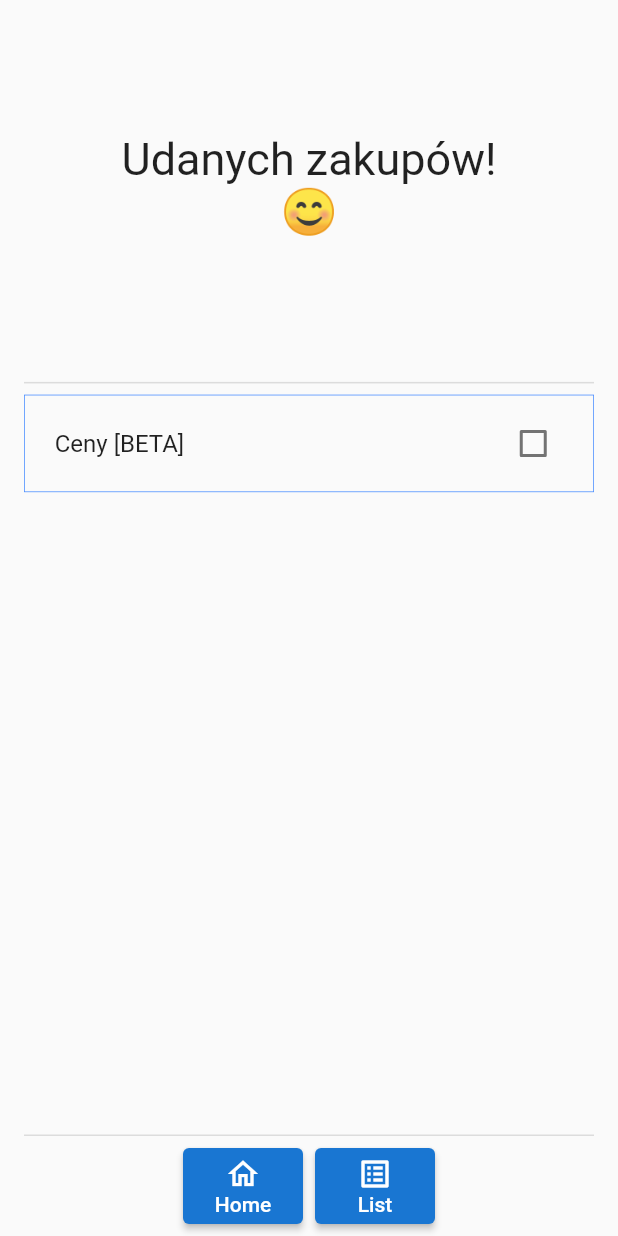
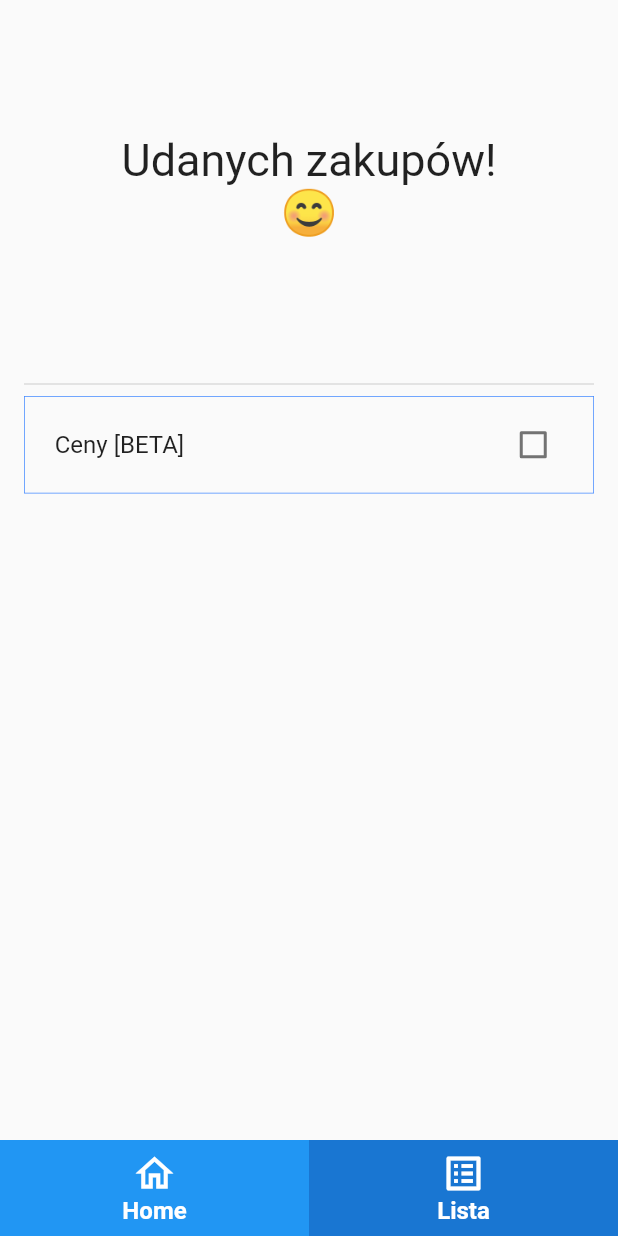
Before and after one commit to Szomti/Shopping, a Flutter app: the screen it shows after launch, on a phone screen of 412 x 824 dp. Run offline on Flutter 3.47's test engine with Material 2 defaults, Android fonts, the phone set to English and light mode, and no system bars; our stand-ins replace shared_preferences.

Commit message:
Better bottomWidgets, no rotation

```diff
--- a/lib/main.dart
+++ b/lib/main.dart
@@ -1,4 +1,5 @@
 import 'package:flutter/material.dart';
+import 'package:flutter/services.dart';
 import 'package:shopping/models/model_additional_options.dart';
 import 'package:shopping/view/main/screen_home.dart';
 import 'package:shopping/view/shopping_list/screen_shopping_list.dart';
@@ -12,6 +13,9 @@ class MyApp extends StatelessWidget {
 
   @override
   Widget build(BuildContext context) {
+    SystemChrome.setPreferredOrientations([
+      DeviceOrientation.portraitUp,
+    ]);
     return MaterialApp(
       initialRoute: HomeScreen.routeName,
       onGenerateRoute: (settings) {
--- a/lib/view/main/screen_home.dart
+++ b/lib/view/main/screen_home.dart
@@ -43,6 +43,7 @@ class _HomeScreenState extends State<HomeScreen> {
   @override
   Widget build(BuildContext context) {
     return BasicScaffold(
+      bottomWidgets: BottomWidgets(additionalOptions: _additionalOptions),
       body: Column(
         children: [
           const Expanded(
@@ -95,7 +96,6 @@ class _HomeScreenState extends State<HomeScreen> {
               ],
             ),
           ),
-          BottomWidgets(additionalOptions: _additionalOptions),
         ],
       ),
     );
@@ -109,11 +109,11 @@ class _HomeScreenState extends State<HomeScreen> {
   loadData() async {
     SharedPref sharedPref = SharedPref();
     try {
-      AdditionalOptionsModel additionalOptions =
+      AdditionalOptionsModel savedAdditionalOptions =
           AdditionalOptionsModel.fromJson(
               await sharedPref.read("additional_options"));
       setState(() {
-        _additionalOptions = additionalOptions;
+        _additionalOptions = savedAdditionalOptions;
       });
     } catch (_) {}
   }
--- a/lib/view/shopping_list/screen_shopping_list.dart
+++ b/lib/view/shopping_list/screen_shopping_list.dart
@@ -47,7 +47,7 @@ class _ShoppingListScreenState extends State<ShoppingListScreen> {
     fontWeight: FontWeight.w600,
     color: Colors.green.shade900.withOpacity(0.9),
   );
-  static final _itemTextStyle = const TextStyle(
+  static const _itemTextStyle = TextStyle(
     fontSize: 20.0,
   );
 
@@ -80,6 +80,7 @@ class _ShoppingListScreenState extends State<ShoppingListScreen> {
   Widget build(BuildContext context) {
     return BasicScaffold(
       alignment: Alignment.topLeft,
+      bottomWidgets: BottomWidgets(additionalOptions: additionalOptions),
       body: Column(
         children: [
           _verticalMargin,
@@ -103,7 +104,6 @@ class _ShoppingListScreenState extends State<ShoppingListScreen> {
           additionalOptions!.usersPrice == true
               ? _createTotalPrice()
               : const SizedBox.shrink(),
-          BottomWidgets(additionalOptions: additionalOptions),
         ],
       ),
     );
--- a/lib/widgets/basic_scaffold.dart
+++ b/lib/widgets/basic_scaffold.dart
@@ -3,10 +3,12 @@ import 'package:flutter/material.dart';
 class BasicScaffold extends StatefulWidget {
   static const double marginValue = 16.0;
   final Alignment? alignment;
+  final Widget? bottomWidgets;
   final Widget body;
 
   const BasicScaffold({
     this.alignment,
+    this.bottomWidgets,
     required this.body,
     Key? key,
   }) : super(key: key);
@@ -17,6 +19,8 @@ class BasicScaffold extends StatefulWidget {
 
 class _BasicScaffoldState extends State<BasicScaffold> {
   Alignment? get alignment => widget.alignment;
+
+  Widget get bottomWidgets => widget.bottomWidgets ?? const SizedBox.shrink();
 
   Widget get body => widget.body;
 
@@ -31,6 +35,9 @@ class _BasicScaffoldState extends State<BasicScaffold> {
         body: SafeArea(
           child: Align(
             alignment: Alignment.topLeft,
+            child: Column(
+              children: [
+                Expanded(
                   child: Padding(
                     padding: const EdgeInsets.symmetric(
                         horizontal: BasicScaffold.marginValue),
@@ -43,6 +50,10 @@ class _BasicScaffoldState extends State<BasicScaffold> {
                     ),
                   ),
                 ),
+                bottomWidgets,
+              ],
+            ),
+          ),
         ),
       ),
     );
--- a/lib/widgets/bottom_widgets.dart
+++ b/lib/widgets/bottom_widgets.dart
@@ -1,7 +1,8 @@
 import 'package:flutter/material.dart';
 import 'package:shopping/models/model_additional_options.dart';
 import 'package:shopping/view/shopping_list/screen_shopping_list.dart';
-import 'package:shopping/widgets/basic_scaffold.dart';
+
+enum MainPages { home, list }
 
 class BottomWidgets extends StatefulWidget {
   final AdditionalOptionsModel? additionalOptions;
@@ -16,39 +17,41 @@ class BottomWidgets extends StatefulWidget {
 }
 
 class _BottomWidgetsState extends State<BottomWidgets> {
-  static const _divider = Divider(
-    thickness: 1.0,
-    height: 0.0,
-  );
-  static const _iconSize = 24.0;
+  static const _iconSize = 30.0;
   static const _iconColor = Colors.white;
 
-  static final _pageButtonStyle = ElevatedButton.styleFrom(
-    splashFactory: NoSplash.splashFactory,
-    primary: Colors.blue.shade700,
-    fixedSize: const Size.fromWidth(BasicScaffold.marginValue * 5),
-    padding: const EdgeInsets.all(BasicScaffold.marginValue / 3),
-  );
+  static MainPages currentPage = MainPages.home;
 
   AdditionalOptionsModel? get additionalOptions => widget.additionalOptions;
 
   @override
   Widget build(BuildContext context) {
-    return Column(
+    return SizedBox(
+      height: 64.0,
+      child: Row(
         children: [
-        _divider,
-        ButtonBar(
-          alignment: MainAxisAlignment.center,
-          children: [
-            _createButton(_goToHome, Icons.home_outlined, "Home"),
-            _createButton(_goToList, Icons.list_alt_outlined, "List"),
+          _createButton(
+            _goToHome,
+            Icons.home_outlined,
+            "Home",
+            MainPages.home,
+          ),
+          _createButton(
+            _goToList,
+            Icons.list_alt_outlined,
+            "Lista",
+            MainPages.list,
+          ),
         ],
       ),
-      ],
     );
   }
 
   void _goToHome() {
+    if (!mounted) return;
+    setState(() {
+      currentPage = MainPages.home;
+    });
     Navigator.pushNamedAndRemoveUntil(
       context,
       "/homeScreen",
@@ -58,6 +61,10 @@ class _BottomWidgetsState extends State<BottomWidgets> {
   }
 
   void _goToList() {
+    if (!mounted) return;
+    setState(() {
+      currentPage = MainPages.list;
+    });
     Navigator.pushNamed(
       context,
       ShoppingListScreen.routeName,
@@ -65,15 +72,26 @@ class _BottomWidgetsState extends State<BottomWidgets> {
     );
   }
 
-  Widget _createButton(void Function() fun, IconData icon, String text) {
-    return ElevatedButton(
-      onPressed: fun,
-      style: _pageButtonStyle,
+  Widget _createButton(
+    void Function() fun,
+    IconData icon,
+    String text,
+    MainPages currentCreate,
+  ) {
+    return Expanded(
+      child: GestureDetector(
+        onTap: fun,
+        child: Container(
+          alignment: Alignment.center,
+          color: _chooseContainerColor(currentCreate),
           child: Column(
+            mainAxisAlignment: MainAxisAlignment.center,
             children: [
               _createIcon(icon),
-          Text(text),
+              _createText(text),
             ],
+          ),
+        ),
       ),
     );
   }
@@ -85,4 +103,26 @@ class _BottomWidgetsState extends State<BottomWidgets> {
       color: _iconColor,
     );
   }
+
+  Widget _createText(String text) {
+    return Text(
+      text,
+      maxLines: 1,
+      overflow: TextOverflow.fade,
+      softWrap: false,
+      style: const TextStyle(
+        color: Colors.white,
+        fontWeight: FontWeight.w600,
+        fontSize: 16.0,
+      ),
+    );
   }
+
+  Color _chooseContainerColor(MainPages currentCreate) {
+    if (currentPage == currentCreate) {
+      return Colors.blue;
+    } else {
+      return Colors.blue.shade700;
+    }
+  }
+}
```
Lines whose indentation alone changed are shown as unchanged.
